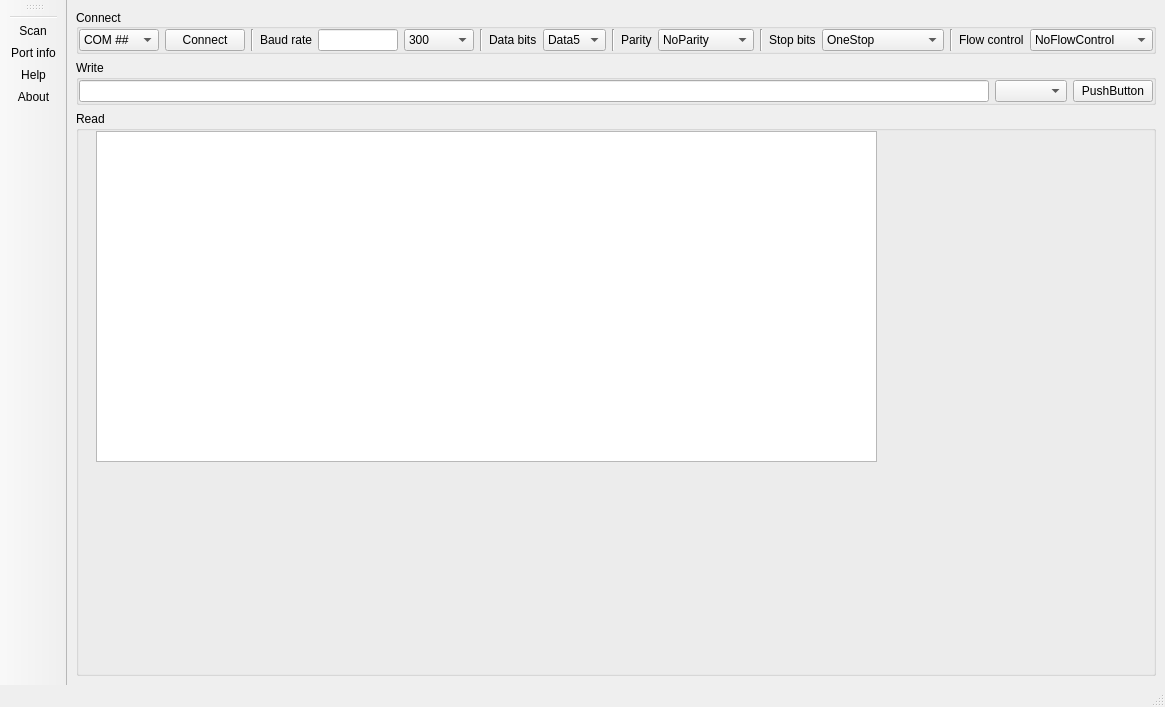
Before: the Qt Designer form VisualStudioCode/Terminal_by_ZoMbiE/mainWindow.ui in DamianPodrazaCode/Python_code, drawn with Qt 5.
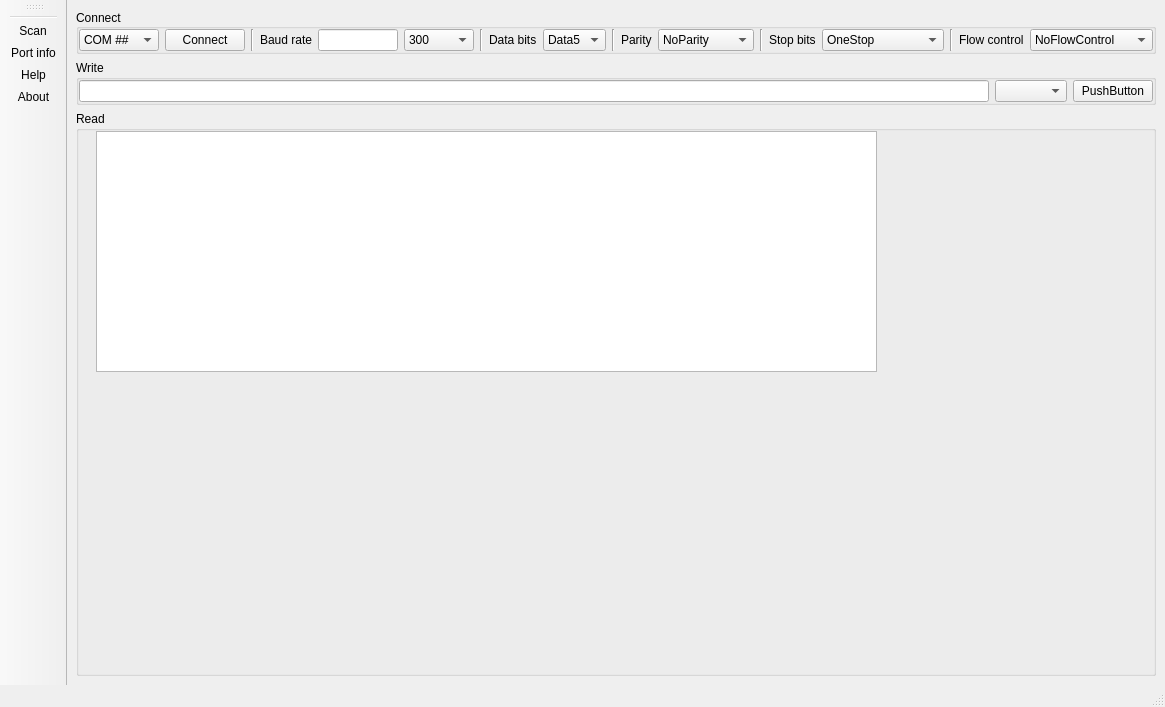
After: the same form once the commit is applied.

```diff
--- a/VisualStudioCode/Terminal_by_ZoMbiE/mainWindow.ui
+++ b/VisualStudioCode/Terminal_by_ZoMbiE/mainWindow.ui
@@ -435,7 +435,7 @@
            <x>20</x>
            <y>20</y>
            <width>781</width>
-           <height>331</height>
+           <height>241</height>
           </rect>
          </property>
         </widget>
```
Left out of the diff: 2 changed lines with no effect on the pictures.
